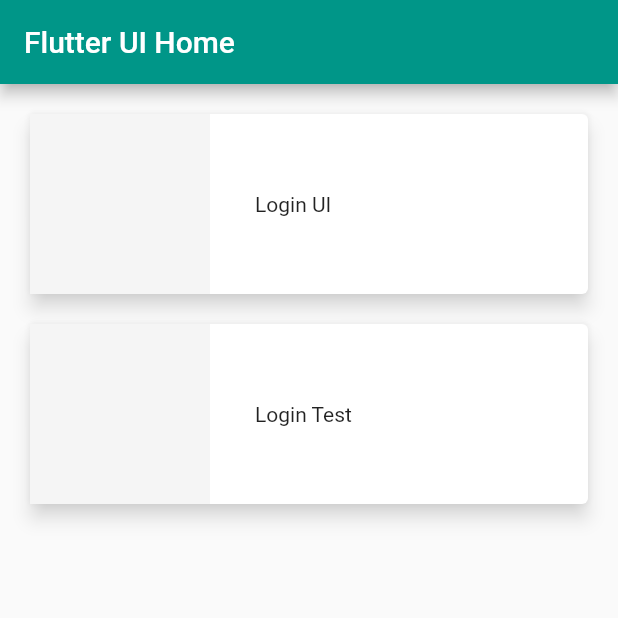
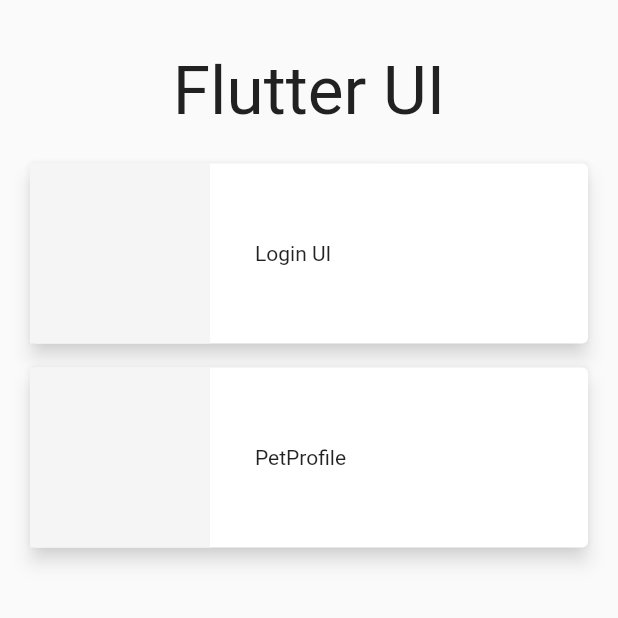
Before and after one commit to arevalolucianadg/Flutter-UI-Challenge, a Flutter app: the screen it shows after launch, on a phone screen of 412 x 824 dp, the top half of it. Run offline on Flutter 3.47's test engine with Material 2 defaults, Android fonts, the light colour scheme and no system bars; our stand-ins replace flutter_svg, google_fonts.

Commit message:
Refactor routes + PetProfile page

```diff
--- a/data/internalLinks.json
+++ /dev/null
@@ -1,12 +0,0 @@
-{
-    "routes": [
-        {
-            "route": "login-challenge",
-            "name": "Login UI"
-        },
-        {
-            "route": "test-challenge",
-            "name": "Login Test"
-        }
-    ]
-}
--- a/lib/main.dart
+++ b/lib/main.dart
@@ -1,5 +1,4 @@
 import 'package:flutter/material.dart';
-import 'package:google_fonts/google_fonts.dart';
 
 import 'package:flutter_ui_challenge/src/routes/routes.dart';
 import 'package:flutter_ui_challenge/src/pages/not_found_page.dart';
--- /dev/null
+++ b/lib/src/apps-ui/pet_profile/pet_home_page.dart
@@ -0,0 +1,25 @@
+import 'package:flutter/material.dart';
+
+import 'package:flutter_ui_challenge/src/pages/home_page.dart';
+
+class PetHomePage extends StatelessWidget {
+  void handleNavigatePress(BuildContext context) {
+    Navigator.of(context).push(MaterialPageRoute(builder: (_) => HomePage()));
+  }
+
+  @override
+  Widget build(BuildContext context) {
+    return Scaffold(
+      body: CustomScrollView(
+        slivers: <Widget>[
+          SliverAppBar(
+            leading: IconButton(
+                icon: Icon(Icons.arrow_back_ios),
+                onPressed: () => handleNavigatePress(context)),
+            expandedHeight: 150.0,
+          ),
+        ],
+      ),
+    );
+  }
+}
--- /dev/null
+++ b/lib/src/apps-ui/pet_profile/pet_profile.dart
@@ -0,0 +1,13 @@
+import 'package:flutter/material.dart';
+
+import 'package:flutter_ui_challenge/src/apps-ui/pet_profile/pet_home_page.dart';
+
+class PetProfile extends StatelessWidget {
+  @override
+  Widget build(BuildContext context) {
+    return MaterialApp(
+      title: 'Material App',
+      home: PetHomePage(),
+    );
+  }
+}
--- a/lib/src/pages/home_page.dart
+++ b/lib/src/pages/home_page.dart
@@ -1,52 +1,100 @@
 import 'package:flutter/material.dart';
-
-import 'package:flutter_ui_challenge/src/providers/menu_provider.dart';
+import 'package:flutter_ui_challenge/src/apps-ui/login_ui/login_ui.dart';
+import 'package:flutter_ui_challenge/src/apps-ui/pet_profile/pet_profile.dart';
 
 class HomePage extends StatelessWidget {
   @override
   Widget build(BuildContext context) {
     return Scaffold(
-      appBar: AppBar(
-        title: Text('Flutter UI Home'),
-      ),
       body: SafeArea(
-          child: Padding(
-        padding: EdgeInsets.all(16.0),
-        child: Container(child: _menu()),
+          child: Container(
+        padding: const EdgeInsets.all(16.0),
+        child: Column(
+          children: [
+            Padding(
+              padding: const EdgeInsets.symmetric(vertical: 18.0),
+              child: Text(
+                'Flutter UI',
+                style: Theme.of(context)
+                    .textTheme
+                    .headline3
+                    .copyWith(color: Colors.grey.shade900),
+              ),
+            ),
+            ProjectsList(),
+          ],
+        ),
       )),
     );
   }
+}
 
-  Widget _menu() {
+class ProjectsList extends StatelessWidget {
+  const ProjectsList({
+    Key key,
+  }) : super(key: key);
+
+  @override
+  Widget build(BuildContext context) {
     return FutureBuilder(
-      future: menuProvider.getData(),
       initialData: [],
       builder: (BuildContext context, AsyncSnapshot<List<dynamic>> snapshot) {
-        return ListView(
-          children: _menuList(snapshot.data, context),
+        return Expanded(
+          child: ListView(
+            children: [
+              Project(
+                projectPage: LoginUi(),
+                projectName: 'Login UI',
+              ),
+              Project(
+                projectPage: PetProfile(),
+                projectName: 'PetProfile',
+              ),
+            ],
+          ),
         );
       },
     );
   }
+}
 
-  List<Widget> _menuList(List<dynamic> data, BuildContext context) {
-    final List<Widget> menuItems = [];
-    print(data);
-    for (var item in data) {
-      final widgetTemp = GestureDetector(
-        onTap: () {
-          Navigator.pushNamed(context, item['route']);
-        },
-        child: _menuCard(context, item),
-      );
+class Project extends StatelessWidget {
+  final String projectName;
+  final Widget projectPage;
 
-      menuItems..add(widgetTemp)..add(SizedBox(height: 12.0));
-    }
+  const Project({
+    Key key,
+    @required this.projectName,
+    @required this.projectPage,
+  }) : super(key: key);
 
-    return menuItems;
+  @override
+  Widget build(BuildContext context) {
+    return GestureDetector(
+      onTap: () {
+        Navigator.of(context)
+            .push(MaterialPageRoute(builder: (_) => this.projectPage));
+      },
+      child: Container(
+        margin: EdgeInsets.only(bottom: 8.0),
+        child: CardProject(
+          projectTitle: this.projectName,
+        ),
+      ),
+    );
   }
+}
 
-  Widget _menuCard(context, item) {
+class CardProject extends StatelessWidget {
+  final String projectTitle;
+
+  const CardProject({
+    Key key,
+    @required this.projectTitle,
+  }) : super(key: key);
+
+  @override
+  Widget build(BuildContext context) {
     return Card(
       elevation: 5.0,
       shadowColor: const Color(0xfff5f5f5),
@@ -58,10 +106,7 @@
           padding: EdgeInsets.all(16.0),
         ),
         SizedBox(width: 30.0),
-        Text(
-          item['name'],
-          // style: Theme.of(context).textTheme.title,
-        ),
+        Text(this.projectTitle),
       ]),
     );
   }
--- a/lib/src/providers/menu_provider.dart
+++ /dev/null
@@ -1,20 +0,0 @@
-import 'package:flutter/services.dart' show rootBundle;
-import 'dart:convert';
-
-class _MenuProvider {
-
-  List<dynamic> options = [];
-
-  _MenuProvider() {}
-
-  Future<List<dynamic>> getData() async {
-    final resp = await rootBundle.loadString('data/internalLinks.json');
-
-    Map dataMap = json.decode(resp);
-    options = dataMap['routes'];
-    return options;
-  }
-
-}
-
-final menuProvider = new _MenuProvider();
--- a/lib/src/routes/routes.dart
+++ b/lib/src/routes/routes.dart
@@ -1,11 +1,13 @@
 import 'package:flutter/material.dart';
 
 import 'package:flutter_ui_challenge/src/pages/home_page.dart';
-import 'package:flutter_ui_challenge/src/apps-ui/login_ui.dart';
+import 'package:flutter_ui_challenge/src/apps-ui/login_ui/login_ui.dart';
+import 'package:flutter_ui_challenge/src/apps-ui/pet_profile/pet_profile.dart';
 
 Map<String, WidgetBuilder> getRoutes() {
   return <String, WidgetBuilder>{
     '/': (BuildContext context) => HomePage(),
     'login-challenge': (BuildContext context) => LoginUi(),
+    'pet-profile': (BuildContext context) => PetProfile(),
   };
 }
--- a/pubspec.yaml
+++ b/pubspec.yaml
@@ -50,7 +50,6 @@
   assets:
     - assets/
     - assets/icons/
-    - data/
 
   # An image asset can refer to one or more resolution-specific "variants", see
   # https://flutter.dev/assets-and-images/#resolution-aware.
```
